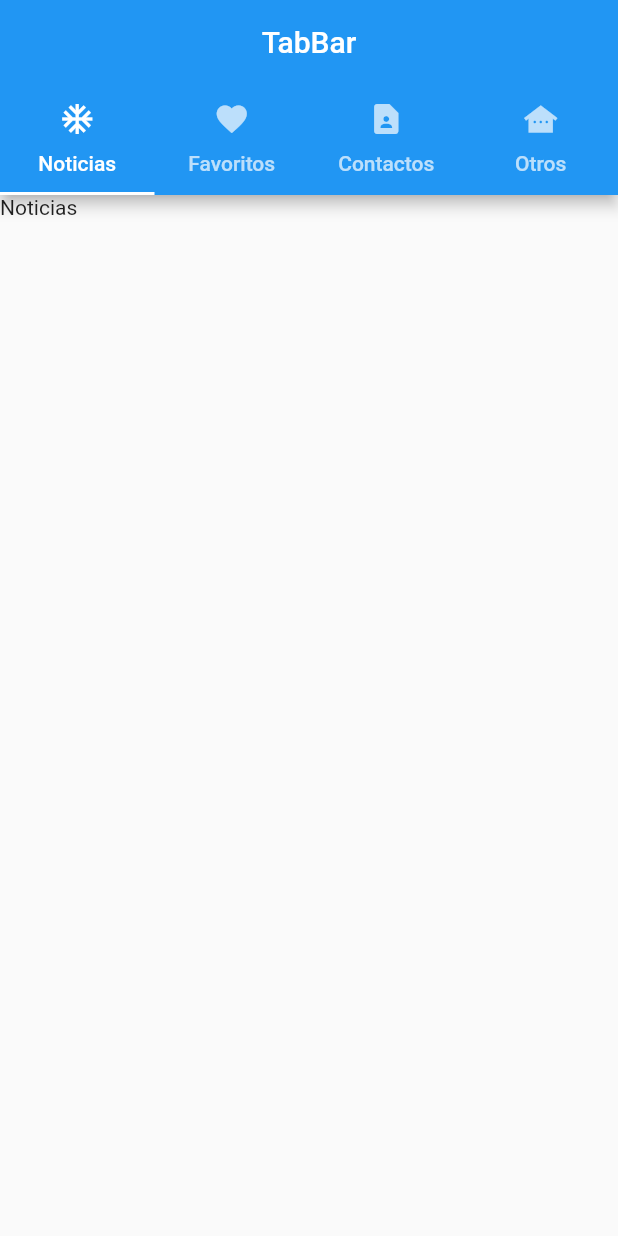
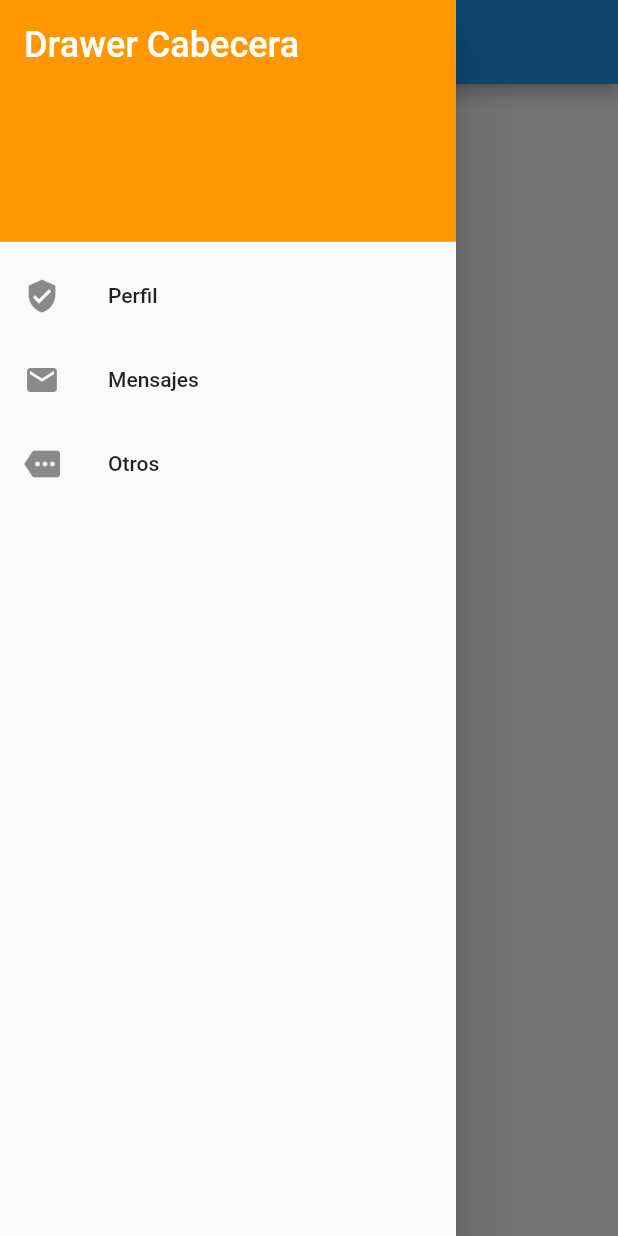
Before and after one commit to EmmanuelHm/basic_components_flutter, a Flutter app: the screen it shows after launch, with the side drawer open (before the commit the screen has no drawer), on a phone screen of 412 x 824 dp. Run offline on Flutter 3.47's test engine with Material 2 defaults, Android fonts, the light colour scheme and no system bars.

Commit message:
Utilizando 'Drawer' en flutter

```diff
--- /dev/null
+++ b/lib/BasicWidgets/20.Drawer/Drawer.dart
@@ -0,0 +1,39 @@
+import 'package:flutter/material.dart';
+
+class DrawerWidget extends StatelessWidget {
+  const DrawerWidget({Key? key}) : super(key: key);
+
+  @override
+  Widget build(BuildContext context) {
+    return Scaffold(
+      appBar: AppBar(
+        title: Text('Drawer/Menu lateral'),
+      ),
+      drawer: Drawer(
+        child: ListView(
+          padding: EdgeInsets.zero,
+          children: [
+            DrawerHeader(
+                decoration: BoxDecoration(color: Colors.orange),
+                child: Text(
+                  'Drawer Cabecera',
+                  style: TextStyle(color: Colors.white, fontSize: 24),
+                )),
+            ListTile(
+              leading: Icon(Icons.verified_user),
+              title: Text('Perfil'),
+            ),
+            ListTile(
+              leading: Icon(Icons.email),
+              title: Text('Mensajes'),
+            ),
+            ListTile(
+              leading: Icon(Icons.more),
+              title: Text('Otros'),
+            ),
+          ],
+        ),
+      ),
+    );
+  }
+}
--- a/lib/main.dart
+++ b/lib/main.dart
@@ -1,5 +1,5 @@
 import 'package:flutter/material.dart';
-import 'package:basic_components_flutter/BasicWidgets/19.TabBar/Tabbar.dart';
+import 'package:basic_components_flutter/BasicWidgets/20.Drawer/Drawer.dart';
 
 void main() => runApp(MyApp());
 
@@ -15,13 +15,14 @@ class MyApp extends StatelessWidget {
       // home: BackData(),
 
       // Sistema de Rutas
-      initialRoute: 'tabbar',
+      initialRoute: 'drawer',
       routes: {
         // 'text': (context) => WidgetTexto(),
         // 'recursos': (context) => Recursos(),
         // 'appbar': (context) => WidgetAppbar(),
         // 'btn-navbar': (context) => BottomNavBar(),
-        'tabbar': (context) => TabBarWidget(),
+        // 'tabbar': (context) => TabBarWidget(),
+        'drawer': (context) => DrawerWidget(),
       },
     );
   }
```
Also changed, not shown: lib/BasicWidgets/20.Drawer/drawer1.png (added), lib/BasicWidgets/20.Drawer/drawer2.png (added).
